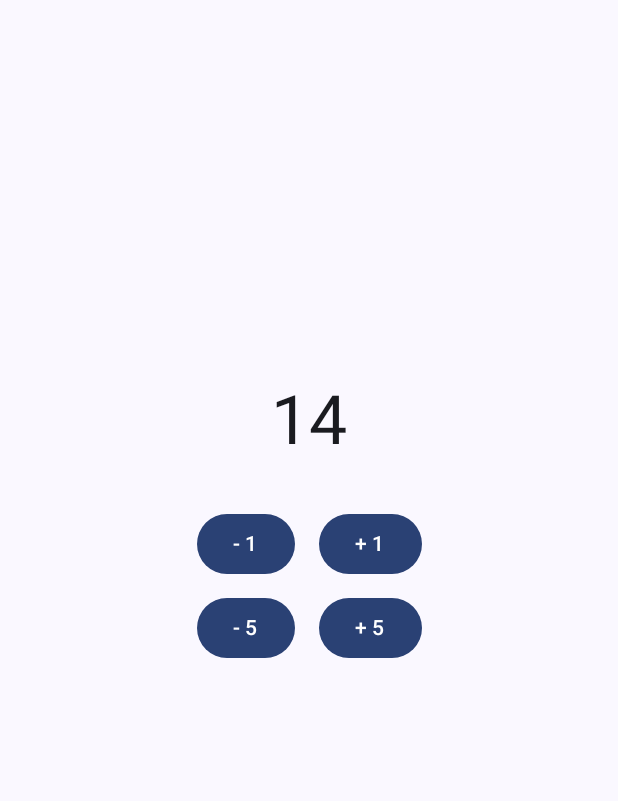
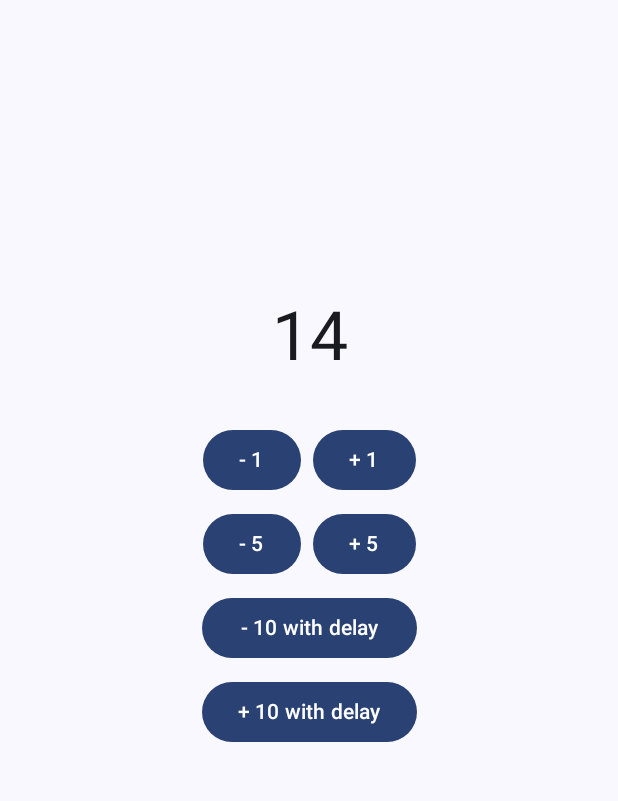
Before and after one commit to Miartg/Oolong, an Android app built with Jetpack Compose: the screen it shows after launch (AppActivity), after a tap on "- 1", on a phone screen of 412 x 824 dp, the part 96-897 px from its top. Run offline under Robolectric (Android 15) with nearby library versions, the phone set to English and light mode, and no system bars.

```diff
--- a/app/src/main/java/com/miartg/oolong/common/tea/Tea.kt
+++ b/app/src/main/java/com/miartg/oolong/common/tea/Tea.kt
@@ -13,6 +13,7 @@ class Feature<S>(initialState: S) {
 interface Reducer<S> {
     val state: S
     fun update(state: S)
+    fun <Eff : Any, Result : Any> sideEffect(eff: Eff, onResult: (Result) -> Unit)
 }
 
 private class FlowReducer<S>(initialState: S) : Reducer<S> {
@@ -27,4 +28,17 @@ private class FlowReducer<S>(initialState: S) : Reducer<S> {
         mutableStateFlow.update { state }
     }
 
+    override fun <Eff : Any, Result : Any> sideEffect(eff: Eff, onResult: (Result) -> Unit) {
+        // todo run side effect and call on result
+    }
 }
+
+// todo use functions instead Eff type
+interface EffectHandler<Eff : Any, Result : Any> : Disposable {
+    fun setListener(listener: (Result) -> Unit)
+    fun handleEffect(eff: Eff)
+}
+
+interface Disposable {
+    fun dispose()
+}
--- a/app/src/main/java/com/miartg/oolong/counter/ui/CounterScreen.kt
+++ b/app/src/main/java/com/miartg/oolong/counter/ui/CounterScreen.kt
@@ -1,11 +1,15 @@
 package com.miartg.oolong.counter.ui
 
 import androidx.compose.foundation.layout.Arrangement
+import androidx.compose.foundation.layout.Box
 import androidx.compose.foundation.layout.Column
+import androidx.compose.foundation.layout.IntrinsicSize
 import androidx.compose.foundation.layout.Row
 import androidx.compose.foundation.layout.Spacer
 import androidx.compose.foundation.layout.fillMaxSize
+import androidx.compose.foundation.layout.fillMaxWidth
 import androidx.compose.foundation.layout.size
+import androidx.compose.foundation.layout.width
 import androidx.compose.material3.Button
 import androidx.compose.material3.MaterialTheme
 import androidx.compose.material3.Text
@@ -19,7 +23,9 @@ import com.miartg.oolong.common.ui.tea.component2
 import com.miartg.oolong.common.ui.tea.feature
 import com.miartg.oolong.counter.presentation.Counter
 import com.miartg.oolong.counter.presentation.Counter.onMinusClick
+import com.miartg.oolong.counter.presentation.Counter.onMinusWithDelayClick
 import com.miartg.oolong.counter.presentation.Counter.onPlusClick
+import com.miartg.oolong.counter.presentation.Counter.onPlusWithDelayClick
 
 
 @Composable
@@ -28,7 +34,9 @@ fun CounterScreen() {
     Counter(
         count = state.count,
         onPlusClick = reducer.onPlusClick(),
-        onMinusClick = reducer.onMinusClick()
+        onMinusClick = reducer.onMinusClick(),
+        onPlusWithDelayClick = reducer.onPlusWithDelayClick(),
+        onMinusWithDelayClick = reducer.onMinusWithDelayClick()
     )
 }
 
@@ -36,10 +44,13 @@ fun CounterScreen() {
 fun Counter(
     count: Int,
     onPlusClick: (count: Int) -> Unit,
-    onMinusClick: (count: Int) -> Unit
+    onMinusClick: (count: Int) -> Unit,
+    onPlusWithDelayClick: (count: Int) -> Unit,
+    onMinusWithDelayClick: (count: Int) -> Unit
 ) {
+    Box(modifier = Modifier.fillMaxSize(), contentAlignment = Alignment.Center) {
         Column(
-        modifier = Modifier.fillMaxSize(),
+            modifier = Modifier.width(IntrinsicSize.Max),
             horizontalAlignment = Alignment.CenterHorizontally,
             verticalArrangement = Arrangement.Center
         ) {
@@ -49,7 +60,7 @@ fun Counter(
                 Button(onClick = { onMinusClick(1) }) {
                     Text(text = "- 1")
                 }
-            Spacer(modifier = Modifier.size(16.dp))
+                Spacer(modifier = Modifier.size(8.dp))
                 Button(onClick = { onPlusClick(1) }) {
                     Text(text = "+ 1")
                 }
@@ -59,9 +70,24 @@ fun Counter(
                 Button(onClick = { onMinusClick(5) }) {
                     Text(text = "- 5")
                 }
-            Spacer(modifier = Modifier.size(16.dp))
+                Spacer(modifier = Modifier.size(8.dp))
                 Button(onClick = { onPlusClick(5) }) {
                     Text(text = "+ 5")
+                }
+            }
+            Spacer(modifier = Modifier.size(8.dp))
+            Button(
+                modifier = Modifier.fillMaxWidth(),
+                onClick = { onMinusWithDelayClick(10) }
+            ) {
+                Text(text = "- 10 with delay")
+            }
+            Spacer(modifier = Modifier.size(8.dp))
+            Button(
+                modifier = Modifier.fillMaxWidth(),
+                onClick = { onPlusWithDelayClick(10) }
+            ) {
+                Text(text = "+ 10 with delay")
             }
         }
     }
@@ -73,6 +99,8 @@ fun CounterPreview() {
     Counter(
         count = 15,
         onPlusClick = {},
-        onMinusClick = {}
+        onMinusClick = {},
+        onPlusWithDelayClick = {},
+        onMinusWithDelayClick = {}
     )
 }
```
Also changed, not shown: app/src/main/java/com/miartg/oolong/counter/presentation/CounterFeature.kt (+39 -0 lines). Lines whose indentation alone changed are shown as unchanged.
